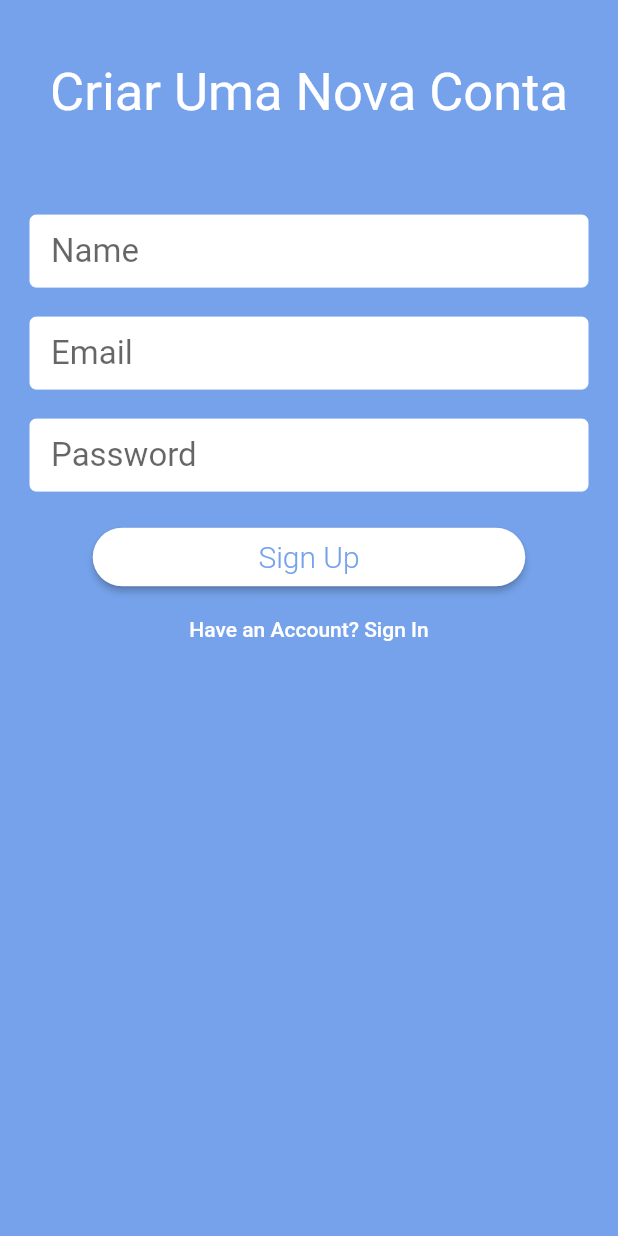
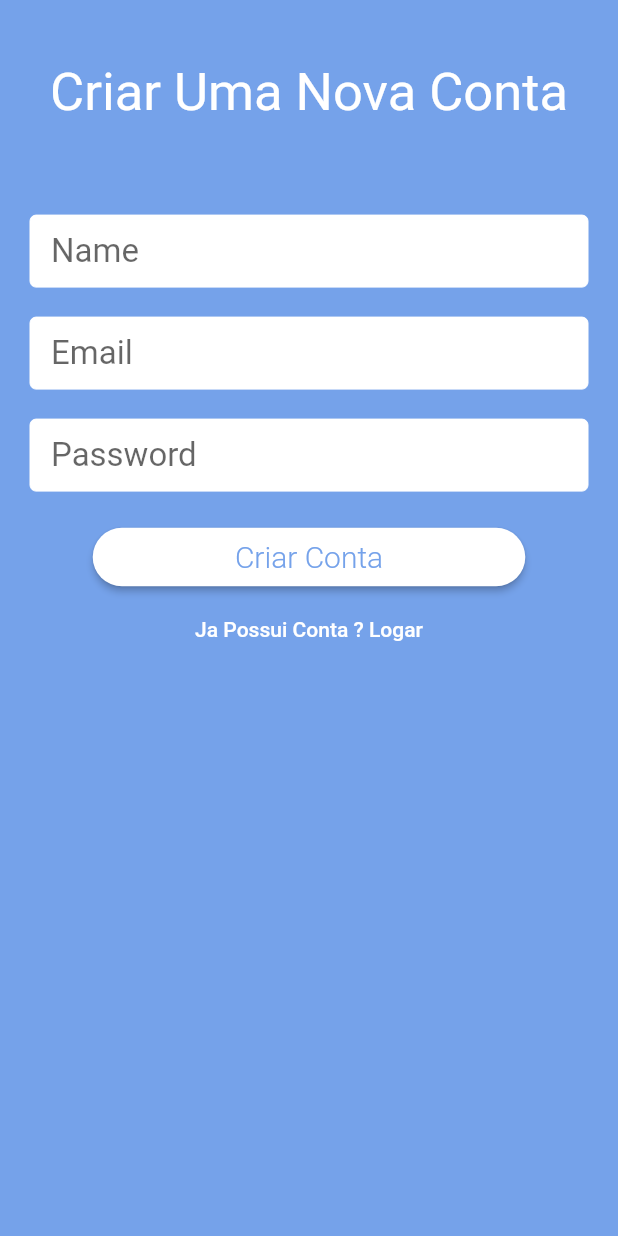
Before and after one commit to DouglasSM747/flutter-sistema-de-compras-clone, a Flutter app: the SignUpView screen opened by its route, on a phone screen of 412 x 824 dp. Run offline on Flutter 3.47's test engine with Material 2 defaults, Android fonts, the phone set to English and light mode, and no system bars; drawn by our look-alikes of auto_size_text; our stand-ins replace firebase_auth, google_sign_in, share, shared_preferences; accounts and stored records are empty; network calls fail.

Commit message:
fix bugs

```diff
--- a/lib/views/first_view.dart
+++ b/lib/views/first_view.dart
@@ -61,7 +61,7 @@ class FirstView extends StatelessWidget {
                             "Com uma conta, seus dados serão salvos com segurança, permitindo que você os acesse a partir de vários dispositivos.",
                         primaryButtonText: "criar uma conta",
                         primaryButtonRoute: "/signUp",
-                        secondaryButtonText: "Maybe Later",
+                        secondaryButtonText: " Lembrar Depois",
                         secondaryButtonRoute: "/home",
                       ),
                     );
--- a/lib/views/sign_up_view.dart
+++ b/lib/views/sign_up_view.dart
@@ -45,12 +45,10 @@ class _SignUpViewState extends State<SignUpView> {
       final auth = Provider.of(context).auth;
       if (authFormType == AuthFormType.signIn) {
         String uid = await auth.signInWithEmailAndPassword(_email, _password);
-        print("Signed In with ID $uid");
         Navigator.of(context).pushReplacementNamed('/home');
       } else {
         String uid =
             await auth.createUserWithEmailAndPassword(_email, _password, _name);
-        print("Signed up with New ID $uid");
         Navigator.of(context).pushReplacementNamed('/home');
       }
     } catch (e) {
@@ -162,13 +160,13 @@ class _SignUpViewState extends State<SignUpView> {
     String _switchButtonText, _newFormState, _submitButtonText;
 
     if (authFormType == AuthFormType.signIn) {
-      _switchButtonText = "Create New Account";
+      _switchButtonText = "Criar Nova Conta";
       _newFormState = "signUp";
-      _submitButtonText = "Sign In";
+      _submitButtonText = "Logar";
     } else {
-      _switchButtonText = "Have an Account? Sign In";
+      _switchButtonText = "Ja Possui Conta ? Logar";
       _newFormState = "signIn";
-      _submitButtonText = "Sign Up";
+      _submitButtonText = "Criar Conta";
     }
 
     return [
```
